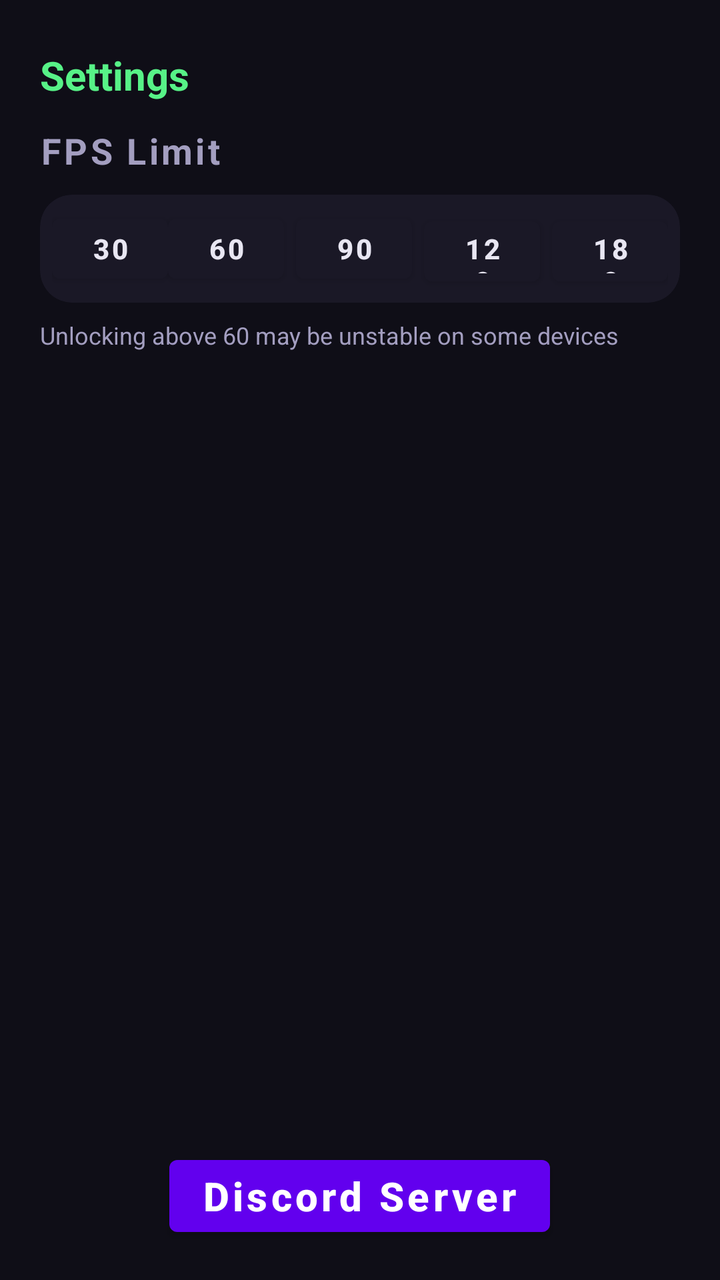
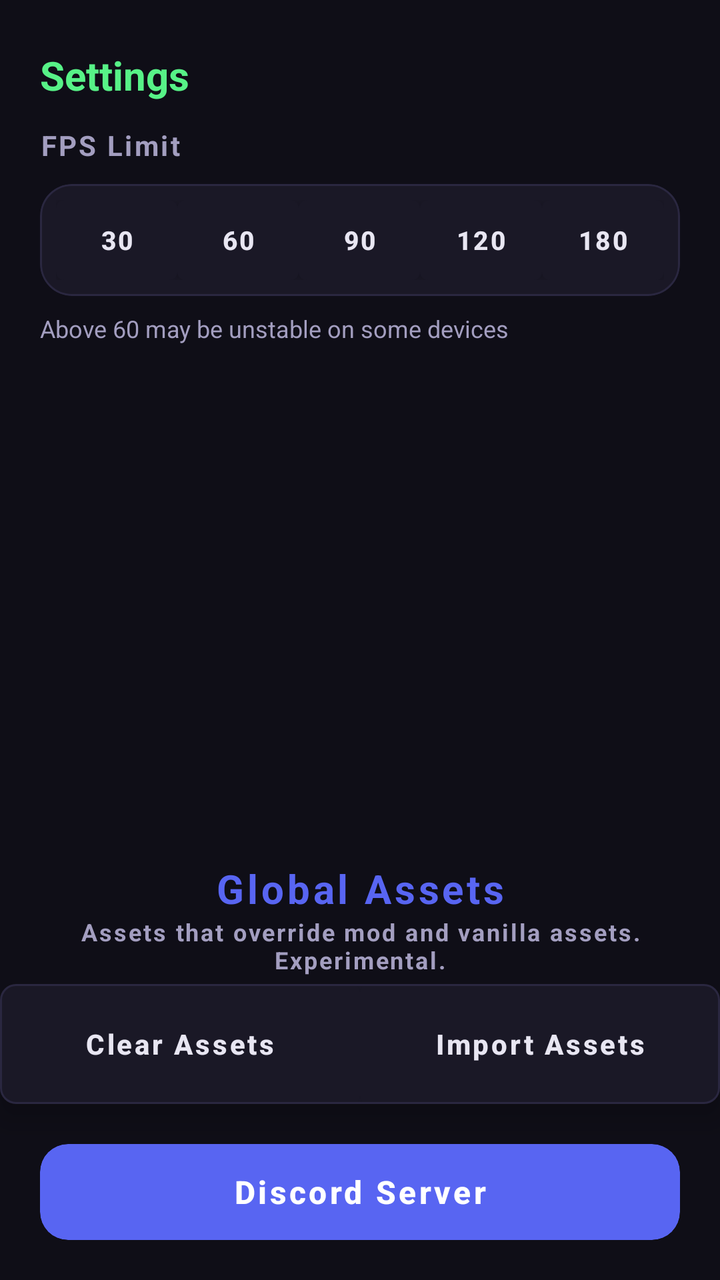

Screens rendered from an Android XML layout before and after an edit, with the pre-edit source and the edit as a unified diff.
<!-- AndroidManifest.xml: application theme Theme.Launcher -->
<!-- res/layout/fragment_settings.xml -->
<?xml version="1.0" encoding="utf-8"?>
<LinearLayout xmlns:android="http://schemas.android.com/apk/res/android"
    xmlns:app="http://schemas.android.com/apk/res-auto"
    android:id="@+id/root"
    android:layout_width="match_parent"
    android:layout_height="match_parent"
    android:background="@color/bg"
    android:orientation="vertical"
    android:paddingTop="24dp">

    <TextView
        android:id="@+id/title"
        android:layout_width="match_parent"
        android:layout_height="wrap_content"
        android:paddingHorizontal="20dp"
        android:paddingBottom="12dp"
        android:text="Settings"
        android:textColor="@color/accent_green"
        android:textSize="20sp"
        android:textStyle="bold" />

    <ScrollView
        android:layout_width="match_parent"
        android:layout_height="0dp"
        android:layout_weight="1"
        android:clipToPadding="false">

        <LinearLayout
            android:layout_width="match_parent"
            android:layout_height="wrap_content"
            android:orientation="vertical"
            android:paddingHorizontal="20dp">

            <TextView
                android:id="@+id/label_fps"
                android:layout_width="match_parent"
                android:layout_height="wrap_content"
                android:letterSpacing="0.08"
                android:text="FPS Limit"
                android:textColor="@color/text_dim"
                android:textSize="18sp"
                android:textStyle="bold" />

            <com.google.android.material.card.MaterialCardView
                android:layout_width="match_parent"
                android:layout_height="wrap_content"
                android:layout_marginTop="10dp"
                app:cardBackgroundColor="@color/card"
                app:cardCornerRadius="16dp"
                app:cardElevation="0dp">

                <LinearLayout
                    android:id="@+id/fps_group"
                    android:layout_width="match_parent"
                    android:layout_height="wrap_content"
                    android:orientation="horizontal"
                    android:padding="6dp">

                    <Button
                        android:id="@+id/fps_30"
                        android:layout_width="0dp"
                        android:layout_height="42dp"
                        android:layout_weight="1"
                        android:backgroundTint="@color/card"
                        android:gravity="center"
                        android:text="30"
                        android:textColor="@color/text_main"
                        android:textSize="14sp"
                        android:textStyle="bold" />

                    <Button
                        android:id="@+id/fps_60"
                        android:layout_width="0dp"
                        android:layout_height="42dp"
                        android:layout_weight="1"
                        android:backgroundTint="@color/card"
                        android:gravity="center"
                        android:text="60"
                        android:textColor="@color/text_main"
                        android:textSize="14sp"
                        android:textStyle="bold" />


                    <Button
                        android:id="@+id/fps_90"
                        android:layout_width="0dp"
                        android:layout_height="42dp"
                        android:layout_weight="1"
                        android:layout_marginStart="6dp"
                        android:backgroundTint="@color/card"
                        android:gravity="center"
                        android:text="90"
                        android:textColor="@color/text_main"
                        android:textSize="14sp"
                        android:textStyle="bold" />

                    <Button
                        android:id="@+id/fps_120"
                        android:layout_width="0dp"
                        android:layout_height="42dp"
                        android:layout_weight="1"
                        android:layout_marginStart="6dp"
                        android:backgroundTint="@color/card"
                        android:gravity="center"
                        android:text="120"
                        android:textColor="@color/text_main"
                        android:textSize="14sp"
                        android:textStyle="bold" />

                    <Button
                        android:id="@+id/fps_180"
                        android:layout_width="0dp"
                        android:layout_height="42dp"
                        android:layout_weight="1"
                        android:layout_marginStart="6dp"
                        android:backgroundTint="@color/card"
                        android:gravity="center"
                        android:text="180"
                        android:textColor="@color/text_main"
                        android:textSize="14sp"
                        android:textStyle="bold" />
                </LinearLayout>
            </com.google.android.material.card.MaterialCardView>

            <TextView
                android:id="@+id/fps_hint"
                android:layout_width="match_parent"
                android:layout_height="wrap_content"
                android:paddingTop="8dp"
                android:text="Unlocking above 60 may be unstable on some devices"
                android:textColor="@color/text_dim"
                android:textSize="12sp" />
        </LinearLayout>
    </ScrollView>

    <LinearLayout
        android:id="@+id/discord_link"
        android:layout_width="match_parent"
        android:layout_height="52dp"
        android:layout_marginHorizontal="20dp"
        android:layout_marginTop="8dp"
        android:layout_marginBottom="16dp"
        android:background="?android:attr/selectableItemBackground"
        android:backgroundTint="#5865F2"
        android:clickable="true"
        android:focusable="true"
        android:gravity="center"
        android:orientation="horizontal"
        android:tag="https://discord.gg/cF6Krcb28V">

        <Button
            android:id="@+id/discordbtn"
            android:layout_width="wrap_content"
            android:layout_height="wrap_content"
            android:text="Discord Server"
            android:textAllCaps="false"
            android:textColor="#FFFFFF"
            android:textSize="20sp"
            android:textStyle="bold" />
    </LinearLayout>
</LinearLayout>
<!-- resources referenced by this layout -->
<resources>
  <color name="accent_green">#FF57F287</color>
  <color name="bg">#FF0F0E17</color>
  <color name="card">#FF1A1826</color>
  <color name="text_dim">#FFA39EC0</color>
  <color name="text_main">#FFE8E6F2</color>
  <style name="Theme.Launcher" parent="Theme.MaterialComponents.DayNight.DarkActionBar">
          
          <item name="colorPrimary">@color/purple_500</item>
          <item name="colorPrimaryVariant">@color/purple_700</item>
          <item name="colorOnPrimary">@color/white</item>
          
          <item name="colorSecondary">@color/teal_200</item>
          <item name="colorSecondaryVariant">@color/teal_700</item>
          <item name="colorOnSecondary">@color/black</item>
          
          <item name="android:statusBarColor">?attr/colorPrimaryVariant</item>
          
      </style>
  <color name="purple_500">#FF6200EE</color>
  <color name="purple_700">#FF3700B3</color>
  <color name="white">#FFFFFFFF</color>
  <color name="teal_200">#FF03DAC5</color>
  <color name="teal_700">#FF018786</color>
  <color name="black">#FF000000</color>
</resources>

<!-- the commit's change to res/layout/fragment_settings.xml (unified diff, before → after) -->
@@ -1,161 +1,256 @@
 <?xml version="1.0" encoding="utf-8"?>
 <LinearLayout xmlns:android="http://schemas.android.com/apk/res/android"
-    xmlns:app="http://schemas.android.com/apk/res-auto"
-    android:id="@+id/root"
-    android:layout_width="match_parent"
-    android:layout_height="match_parent"
-    android:background="@color/bg"
-    android:orientation="vertical"
-    android:paddingTop="24dp">
-
-    <TextView
-        android:id="@+id/title"
-        android:layout_width="match_parent"
-        android:layout_height="wrap_content"
-        android:paddingHorizontal="20dp"
-        android:paddingBottom="12dp"
-        android:text="Settings"
-        android:textColor="@color/accent_green"
-        android:textSize="20sp"
-        android:textStyle="bold" />
-
-    <ScrollView
-        android:layout_width="match_parent"
-        android:layout_height="0dp"
-        android:layout_weight="1"
-        android:clipToPadding="false">
-
-        <LinearLayout
-            android:layout_width="match_parent"
-            android:layout_height="wrap_content"
-            android:orientation="vertical"
-            android:paddingHorizontal="20dp">
-
-            <TextView
-                android:id="@+id/label_fps"
-                android:layout_width="match_parent"
-                android:layout_height="wrap_content"
-                android:letterSpacing="0.08"
-                android:text="FPS Limit"
-                android:textColor="@color/text_dim"
-                android:textSize="18sp"
-                android:textStyle="bold" />
-
-            <com.google.android.material.card.MaterialCardView
-                android:layout_width="match_parent"
-                android:layout_height="wrap_content"
-                android:layout_marginTop="10dp"
-                app:cardBackgroundColor="@color/card"
-                app:cardCornerRadius="16dp"
-                app:cardElevation="0dp">
-
-                <LinearLayout
-                    android:id="@+id/fps_group"
-                    android:layout_width="match_parent"
-                    android:layout_height="wrap_content"
-                    android:orientation="horizontal"
-                    android:padding="6dp">
-
-                    <Button
-                        android:id="@+id/fps_30"
-                        android:layout_width="0dp"
-                        android:layout_height="42dp"
-                        android:layout_weight="1"
-                        android:backgroundTint="@color/card"
-                        android:gravity="center"
-                        android:text="30"
-                        android:textColor="@color/text_main"
-                        android:textSize="14sp"
-                        android:textStyle="bold" />
-
-                    <Button
-                        android:id="@+id/fps_60"
-                        android:layout_width="0dp"
-                        android:layout_height="42dp"
-                        android:layout_weight="1"
-                        android:backgroundTint="@color/card"
-                        android:gravity="center"
-                        android:text="60"
-                        android:textColor="@color/text_main"
-                        android:textSize="14sp"
-                        android:textStyle="bold" />
-
-
-                    <Button
-                        android:id="@+id/fps_90"
-                        android:layout_width="0dp"
-                        android:layout_height="42dp"
-                        android:layout_weight="1"
-                        android:layout_marginStart="6dp"
-                        android:backgroundTint="@color/card"
-                        android:gravity="center"
-                        android:text="90"
-                        android:textColor="@color/text_main"
-                        android:textSize="14sp"
-                        android:textStyle="bold" />
-
-                    <Button
-                        android:id="@+id/fps_120"
-                        android:layout_width="0dp"
-                        android:layout_height="42dp"
-                        android:layout_weight="1"
-                        android:layout_marginStart="6dp"
-                        android:backgroundTint="@color/card"
-                        android:gravity="center"
-                        android:text="120"
-                        android:textColor="@color/text_main"
-                        android:textSize="14sp"
-                        android:textStyle="bold" />
-
-                    <Button
-                        android:id="@+id/fps_180"
-                        android:layout_width="0dp"
-                        android:layout_height="42dp"
-                        android:layout_weight="1"
-                        android:layout_marginStart="6dp"
-                        android:backgroundTint="@color/card"
-                        android:gravity="center"
-                        android:text="180"
-                        android:textColor="@color/text_main"
-                        android:textSize="14sp"
-                        android:textStyle="bold" />
-                </LinearLayout>
-            </com.google.android.material.card.MaterialCardView>
-
-            <TextView
-                android:id="@+id/fps_hint"
-                android:layout_width="match_parent"
-                android:layout_height="wrap_content"
-                android:paddingTop="8dp"
-                android:text="Unlocking above 60 may be unstable on some devices"
-                android:textColor="@color/text_dim"
-                android:textSize="12sp" />
-        </LinearLayout>
-    </ScrollView>
-
-    <LinearLayout
-        android:id="@+id/discord_link"
-        android:layout_width="match_parent"
-        android:layout_height="52dp"
-        android:layout_marginHorizontal="20dp"
-        android:layout_marginTop="8dp"
-        android:layout_marginBottom="16dp"
-        android:background="?android:attr/selectableItemBackground"
-        android:backgroundTint="#5865F2"
-        android:clickable="true"
-        android:focusable="true"
-        android:gravity="center"
-        android:orientation="horizontal"
-        android:tag="https://discord.gg/cF6Krcb28V">
-
-        <Button
-            android:id="@+id/discordbtn"
-            android:layout_width="wrap_content"
-            android:layout_height="wrap_content"
-            android:text="Discord Server"
-            android:textAllCaps="false"
-            android:textColor="#FFFFFF"
-            android:textSize="20sp"
-            android:textStyle="bold" />
-    </LinearLayout>
+	xmlns:app="http://schemas.android.com/apk/res-auto"
+	android:id="@+id/root"
+	android:layout_width="match_parent"
+	android:layout_height="match_parent"
+	android:background="@color/bg"
+	android:orientation="vertical"
+	android:paddingTop="24dp">
+
+	<TextView
+		android:id="@+id/title"
+		android:layout_width="match_parent"
+		android:layout_height="wrap_content"
+		android:paddingHorizontal="20dp"
+		android:paddingBottom="12dp"
+		android:text="Settings"
+		android:textColor="@color/accent_green"
+		android:textSize="20sp"
+		android:textStyle="bold" />
+
+	<ScrollView
+		android:layout_width="match_parent"
+		android:layout_height="0dp"
+		android:layout_weight="1"
+		android:clipToPadding="false"
+		android:fillViewport="true">
+
+		<LinearLayout
+			android:layout_width="match_parent"
+			android:layout_height="wrap_content"
+			android:orientation="vertical"
+			android:paddingHorizontal="20dp"
+			android:paddingBottom="24dp">
+
+			<TextView
+				android:id="@+id/label_fps"
+				android:layout_width="match_parent"
+				android:layout_height="wrap_content"
+				android:letterSpacing="0.08"
+				android:text="FPS Limit"
+				android:textColor="@color/text_dim"
+				android:textSize="14sp"
+				android:textStyle="bold" />
+
+			<com.google.android.material.card.MaterialCardView
+				android:layout_width="match_parent"
+				android:layout_height="wrap_content"
+				android:layout_marginTop="10dp"
+				app:cardBackgroundColor="@color/card"
+				app:cardCornerRadius="16dp"
+				app:cardElevation="0dp"
+				app:strokeColor="@color/border"
+				app:strokeWidth="1dp">
+
+				<LinearLayout
+					android:id="@+id/fps_group"
+					android:layout_width="match_parent"
+					android:layout_height="wrap_content"
+					android:orientation="horizontal"
+					android:padding="8dp">
+
+					<Button
+						android:id="@+id/fps_30"
+						android:layout_width="0dp"
+						android:layout_height="40dp"
+						android:layout_weight="1"
+						android:backgroundTint="@color/card"
+						android:gravity="center"
+						android:insetTop="0dp"
+						android:insetBottom="0dp"
+						android:minWidth="0dp"
+						android:padding="0dp"
+						android:text="30"
+						android:textColor="@color/text_main"
+						android:textSize="13sp"
+						android:textStyle="bold" />
+
+					<Button
+						android:id="@+id/fps_60"
+						android:layout_width="0dp"
+						android:layout_height="40dp"
+						android:layout_weight="1"
+						android:backgroundTint="@color/card"
+						android:gravity="center"
+						android:insetTop="0dp"
+						android:insetBottom="0dp"
+						android:minWidth="0dp"
+						android:padding="0dp"
+						android:text="60"
+						android:textColor="@color/text_main"
+						android:textSize="13sp"
+						android:textStyle="bold" />
+
+					<Button
+						android:id="@+id/fps_90"
+						android:layout_width="0dp"
+						android:layout_height="40dp"
+						android:layout_weight="1"
+						android:backgroundTint="@color/card"
+						android:gravity="center"
+						android:insetTop="0dp"
+						android:insetBottom="0dp"
+						android:minWidth="0dp"
+						android:padding="0dp"
+						android:text="90"
+						android:textColor="@color/text_main"
+						android:textSize="13sp"
+						android:textStyle="bold" />
+
+					<Button
+						android:id="@+id/fps_120"
+						android:layout_width="0dp"
+						android:layout_height="40dp"
+						android:layout_weight="1"
+						android:backgroundTint="@color/card"
+						android:gravity="center"
+						android:insetTop="0dp"
+						android:insetBottom="0dp"
+						android:minWidth="0dp"
+						android:padding="0dp"
+						android:text="120"
+						android:textColor="@color/text_main"
+						android:textSize="13sp"
+						android:textStyle="bold" />
+
+					<Button
+						android:id="@+id/fps_180"
+						android:layout_width="0dp"
+						android:layout_height="40dp"
+						android:layout_weight="1"
+						android:backgroundTint="@color/card"
+						android:gravity="center"
+						android:insetTop="0dp"
+						android:insetBottom="0dp"
+						android:minWidth="0dp"
+						android:padding="0dp"
+						android:text="180"
+						android:textColor="@color/text_main"
+						android:textSize="13sp"
+						android:textStyle="bold" />
+				</LinearLayout>
+			</com.google.android.material.card.MaterialCardView>
+
+			<TextView
+				android:id="@+id/fps_hint"
+				android:layout_width="match_parent"
+				android:layout_height="wrap_content"
+				android:paddingTop="8dp"
+				android:text="Above 60 may be unstable on some devices"
+				android:textColor="@color/text_dim"
+				android:textSize="12sp" />
+
+		</LinearLayout>
+	</ScrollView>
+
+	<TextView
+		android:id="@+id/ga_title"
+		android:layout_width="match_parent"
+		android:layout_height="wrap_content"
+		android:letterSpacing="0.08"
+		android:text="Global Assets"
+		android:gravity="center"
+		android:textColor="@color/accent_blue"
+		android:textSize="20sp"
+		android:textStyle="bold" />
+
+	<TextView
+		android:id="@+id/ga_desc"
+		android:layout_width="match_parent"
+		android:layout_height="wrap_content"
+		android:letterSpacing="0.08"
+		android:gravity="center"
+		android:text="Assets that override mod and vanilla assets. Experimental."
+		android:textColor="@color/text_dim"
+		android:textSize="12sp"
+		android:textStyle="bold" />
+
+	<com.google.android.material.card.MaterialCardView
+		android:layout_width="match_parent"
+		android:layout_height="wrap_content"
+		android:orientation="vertical"
+		android:layout_marginTop="4dp"
+		android:layout_marginBottom="20sp"
+		app:cardBackgroundColor="@color/card"
+		app:cardCornerRadius="8dp"
+		app:cardElevation="8dp"
+		app:strokeColor="@color/border"
+		app:strokeWidth="1dp">
+
+		<LinearLayout
+			android:id="@+id/global_assets"
+			android:layout_width="match_parent"
+			android:layout_height="wrap_content"
+			android:paddingHorizontal="120sp"
+			android:padding="0dp">
+
+			<Button
+				android:id="@+id/ga_clear"
+				android:layout_width="0dp"
+				android:layout_height="60sp"
+				android:layout_marginTop="0sp"
+				android:layout_weight="1"
+				android:backgroundTint="@color/card"
+				android:gravity="center"
+				android:insetTop="0dp"
+				android:insetBottom="0dp"
+				android:minWidth="0dp"
+				android:padding="0dp"
+				android:text="Clear Assets"
+				android:textAllCaps="false"
+				android:textColor="@color/text_main"
+				android:textSize="14sp"
+				android:textStyle="bold" />
+
+			<Button
+				android:id="@+id/ga_import"
+				android:layout_width="0dp"
+				android:layout_height="60sp"
+				android:layout_weight="1"
+				android:height="50sp"
+				android:backgroundTint="@color/card"
+				android:gravity="center"
+				android:insetTop="0dp"
+				android:insetBottom="0dp"
+				android:padding="0dp"
+				android:text="Import Assets"
+				android:textAllCaps="false"
+				android:textColor="@color/text_main"
+				android:textSize="14sp"
+				android:textStyle="bold" />
+		</LinearLayout>
+	</com.google.android.material.card.MaterialCardView>
+
+
+	<com.google.android.material.card.MaterialCardView
+		android:layout_width="match_parent"
+		android:layout_height="wrap_content"
+		android:layout_marginHorizontal="20dp"
+		android:layout_marginBottom="20dp"
+		app:cardBackgroundColor="#5865F2"
+		app:cardCornerRadius="14dp"
+		app:cardElevation="0dp">
+
+		<Button
+			android:id="@+id/discordbtn"
+			android:layout_width="match_parent"
+			android:layout_height="match_parent"
+			android:background="@android:color/transparent"
+			android:text="Discord Server"
+			android:textAllCaps="false"
+			android:textColor="#FFFFFF"
+			android:textSize="16sp"
+			android:textStyle="bold" />
+	</com.google.android.material.card.MaterialCardView>
 </LinearLayout>
<!-- resource entries referenced after the edit -->
@@ -1,7 +1,9 @@
 <!-- resources referenced by this layout -->
 <resources>
+  <color name="accent_blue">#FF5865F2</color>
   <color name="accent_green">#FF57F287</color>
   <color name="bg">#FF0F0E17</color>
+  <color name="border">#FF2A2740</color>
   <color name="card">#FF1A1826</color>
   <color name="text_dim">#FFA39EC0</color>
   <color name="text_main">#FFE8E6F2</color>
